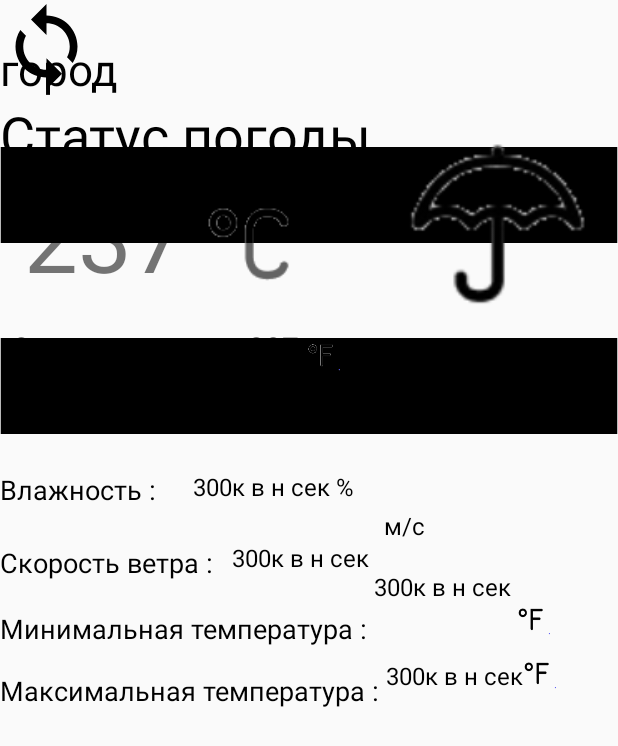
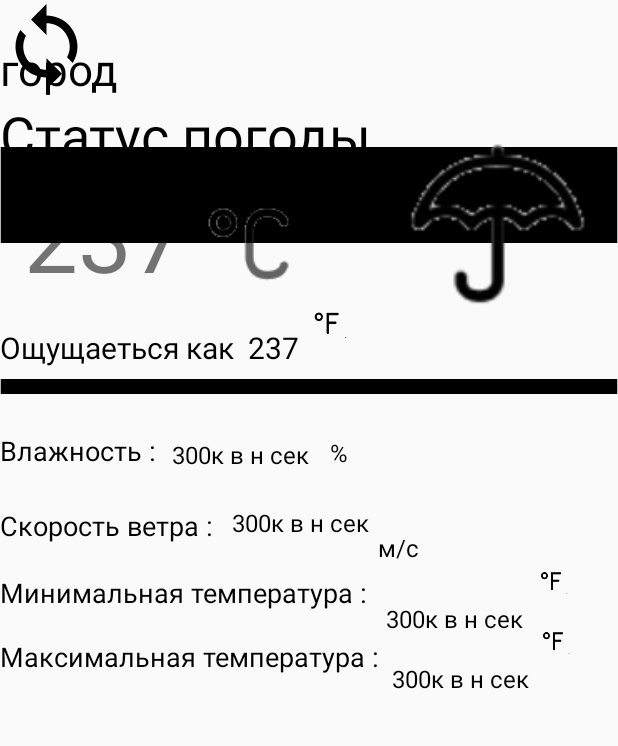
Before and after one commit to temlerg/weather_forecast, an Android app: the layout for_one_day.xml on its own in the app's theme, with its tools: preview values and no code run, on a phone screen of 412 x 824 dp. Shown: the top 746 px of the screen. Run offline under Robolectric (Android 15) with nearby library versions, the phone set to English and light mode, and no system bars.

Commit message:
margun left 10pix

```diff
--- a/app/src/main/res/layout/for_one_day.xml
+++ b/app/src/main/res/layout/for_one_day.xml
@@ -5,54 +5,56 @@
     android:layout_width="match_parent"
     android:layout_height="match_parent">
 
+    <ImageView
+        android:id="@+id/imageView2"
+        android:layout_width="25dp"
+        android:layout_height="20dp"
+        android:layout_marginTop="156dp"
+        android:src="@drawable/fareng"
+        app:layout_constraintEnd_toEndOf="parent"
+        app:layout_constraintHorizontal_bias="0.194"
+        app:layout_constraintStart_toEndOf="@+id/max_temp"
+        app:layout_constraintTop_toBottomOf="@+id/view"
+        tools:ignore="MissingConstraints" />
+
     <TextView
         android:id="@+id/textView13"
         android:layout_width="wrap_content"
         android:layout_height="wrap_content"
-        android:layout_marginStart="8dp"
-        android:layout_marginTop="339dp"
-        android:layout_marginBottom="371dp"
         android:text="м/с"
         android:textColor="#000"
         android:textSize="16sp"
         app:layout_constraintBottom_toBottomOf="parent"
         app:layout_constraintEnd_toEndOf="parent"
-        app:layout_constraintHorizontal_bias="0.015"
-        app:layout_constraintStart_toEndOf="@+id/textView14"
+        app:layout_constraintHorizontal_bias="0.043"
+        app:layout_constraintStart_toEndOf="@+id/scoroste_vetra"
         app:layout_constraintTop_toTopOf="parent"
-        app:layout_constraintVertical_bias="0.0"
+        app:layout_constraintVertical_bias="0.441"
         tools:ignore="MissingConstraints" />
 
     <TextView
         android:id="@+id/textView11"
-        android:layout_width="wrap_content"
-        android:layout_height="wrap_content"
-        android:layout_marginStart="4dp"
-        android:layout_marginTop="24dp"
+        android:layout_width="18dp"
+        android:layout_height="19dp"
+
+        android:layout_marginTop="28dp"
         android:text="%"
         android:textColor="#000"
         android:textSize="16sp"
-        app:layout_constraintStart_toEndOf="@+id/textView12"
+        app:layout_constraintEnd_toEndOf="parent"
+        app:layout_constraintHorizontal_bias="0.074"
+        app:layout_constraintStart_toEndOf="@+id/vlagnoste"
         app:layout_constraintTop_toBottomOf="@+id/view" />
 
     <ImageView
-        android:id="@+id/imageView4"
-        android:layout_width="26dp"
-        android:layout_height="26dp"
-        android:layout_marginTop="148dp"
+        android:id="@+id/imageView3"
+        android:layout_width="25dp"
+        android:layout_height="20dp"
+        android:layout_marginTop="116dp"
         android:src="@drawable/fareng"
-        app:layout_constraintStart_toEndOf="@+id/textView15"
-        app:layout_constraintTop_toBottomOf="@+id/view"
-        tools:ignore="MissingConstraints" />
-
-    <ImageView
-        android:id="@+id/imageView3"
-        android:layout_width="26dp"
-        android:layout_height="26dp"
-        android:layout_marginStart="4dp"
-        android:layout_marginTop="112dp"
-        android:src="@drawable/fareng"
-        app:layout_constraintStart_toEndOf="@+id/textView16"
+        app:layout_constraintEnd_toEndOf="parent"
+        app:layout_constraintHorizontal_bias="0.243"
+        app:layout_constraintStart_toEndOf="@+id/min_temp"
         app:layout_constraintTop_toBottomOf="@+id/view"
         tools:ignore="MissingConstraints" />
 
@@ -167,36 +169,32 @@
         android:textSize="20sp"
         app:layout_constraintBottom_toBottomOf="parent"
         app:layout_constraintEnd_toStartOf="@+id/imageView"
-        app:layout_constraintHorizontal_bias="0.088"
+        app:layout_constraintHorizontal_bias="0.0"
         app:layout_constraintStart_toStartOf="parent"
         app:layout_constraintTop_toTopOf="@+id/textView4"
         app:layout_constraintVertical_bias="0.152" />
 
     <View
         android:id="@+id/view"
-        android:layout_width="match_parent"
-        android:layout_height="64dp"
+        android:layout_width="wrap_content"
+        android:layout_height="10dp"
         android:background="@drawable/vector_l"
         app:layout_constraintBottom_toBottomOf="parent"
         app:layout_constraintEnd_toEndOf="parent"
         app:layout_constraintHorizontal_bias="0.0"
         app:layout_constraintStart_toStartOf="parent"
         app:layout_constraintTop_toBottomOf="@+id/gorod_name_1"
-        app:layout_constraintVertical_bias="0.23"
+        app:layout_constraintVertical_bias="0.25"
         tools:ignore="MissingConstraints" />
 
     <ImageView
         android:layout_width="26dp"
         android:layout_height="26dp"
-        android:layout_marginEnd="7dp"
-        android:layout_marginBottom="38dp"
+        android:layout_marginStart="4dp"
+        android:layout_marginTop="204dp"
         android:src="@drawable/fareng"
-        app:layout_constraintBottom_toBottomOf="@+id/view"
-        app:layout_constraintEnd_toStartOf="@+id/imageView"
-        app:layout_constraintHorizontal_bias="0.0"
         app:layout_constraintStart_toEndOf="@+id/textView5"
-        app:layout_constraintTop_toTopOf="parent"
-        app:layout_constraintVertical_bias="1.0" />
+        app:layout_constraintTop_toTopOf="parent" />
 
     <TextView
         android:id="@+id/textView7"
@@ -249,26 +247,25 @@
         app:layout_constraintTop_toBottomOf="@+id/view" />
 
     <TextView
-        android:id="@+id/textView12"
+
+        android:id="@+id/vlagnoste"
         android:layout_width="wrap_content"
         android:layout_height="wrap_content"
-        android:layout_marginStart="20dp"
-        android:layout_marginTop="24dp"
         android:text="300к в н сек"
         android:textColor="#000"
         android:textSize="16sp"
         app:layout_constraintBottom_toBottomOf="parent"
         app:layout_constraintEnd_toEndOf="parent"
-        app:layout_constraintHorizontal_bias="0.0"
+        app:layout_constraintHorizontal_bias="0.028"
         app:layout_constraintStart_toEndOf="@+id/textView10"
         app:layout_constraintTop_toBottomOf="@+id/view"
-        app:layout_constraintVertical_bias="0.0" />
+        app:layout_constraintVertical_bias="0.055" />
 
     <TextView
-        android:id="@+id/textView15"
+        android:id="@+id/max_temp"
         android:layout_width="wrap_content"
         android:layout_height="wrap_content"
-        android:layout_marginTop="148dp"
+        android:layout_marginStart="4dp"
         android:text="300к в н сек"
         android:textColor="#000"
         android:textSize="16sp"
@@ -277,23 +274,25 @@
         app:layout_constraintHorizontal_bias="0.0"
         app:layout_constraintStart_toEndOf="@+id/textView8"
         app:layout_constraintTop_toBottomOf="@+id/view"
-        app:layout_constraintVertical_bias="0.006"
-        tools:ignore="MissingConstraints" />
+        app:layout_constraintVertical_bias="0.331" />
 
     <TextView
-        android:id="@+id/textView16"
+        android:id="@+id/min_temp"
         android:layout_width="wrap_content"
         android:layout_height="wrap_content"
-        android:layout_marginTop="380dp"
+
         android:text="300к в н сек"
         android:textColor="#000"
         android:textSize="16sp"
-        app:layout_constraintStart_toEndOf="@+id/textView7"
+        app:layout_constraintBottom_toBottomOf="parent"
+        app:layout_constraintEnd_toEndOf="parent"
+        app:layout_constraintHorizontal_bias="0.803"
+        app:layout_constraintStart_toStartOf="parent"
         app:layout_constraintTop_toTopOf="parent"
         tools:ignore="MissingConstraints" />
 
     <TextView
-        android:id="@+id/textView14"
+        android:id="@+id/scoroste_vetra"
         android:layout_width="wrap_content"
         android:layout_height="wrap_content"
         android:layout_marginStart="8dp"
@@ -306,7 +305,7 @@
         app:layout_constraintHorizontal_bias="0.0"
         app:layout_constraintStart_toEndOf="@+id/textView9"
         app:layout_constraintTop_toBottomOf="@+id/view"
-        app:layout_constraintVertical_bias="0.008" />
+        app:layout_constraintVertical_bias="0.014" />
 
 
 </androidx.constraintlayout.widget.ConstraintLayout>
```
Also changed, not shown: app/src/main/res/drawable/dojdik.png (added), app/src/main/res/drawable/mnogo_oblocshov.png (added), app/src/main/res/drawable/obloschko.png (added), app/src/main/res/drawable/solnichko.png (added).
